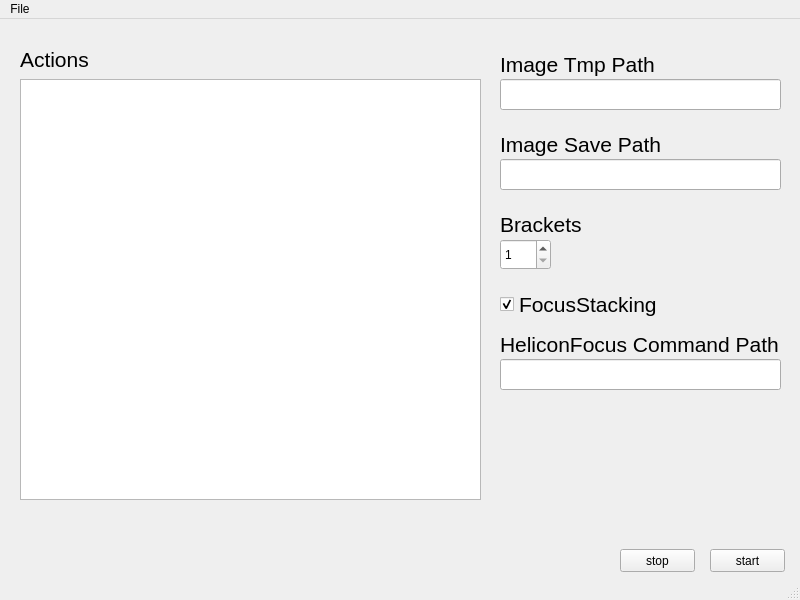
This is Ui_MainWindow.ui in InteractiveGraphicsLab/StackShot3XAutoShooter as Qt 5 draws it before an edit. The edited form follows.
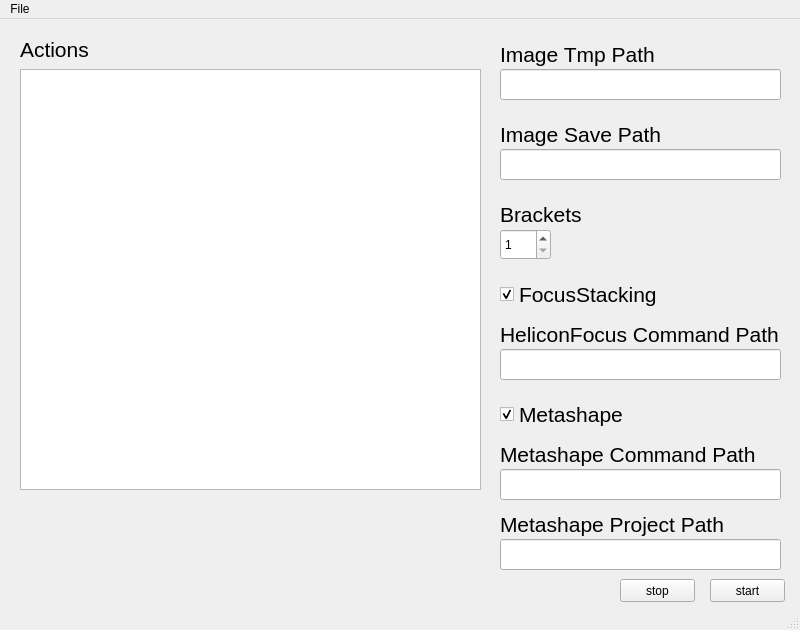
This is the edited form.

Commit message: update gui for using metashape

Diff of the .ui file:
```diff
--- a/Ui_MainWindow.ui
+++ b/Ui_MainWindow.ui
@@ -7,7 +7,7 @@
     <x>0</x>
     <y>0</y>
     <width>800</width>
-    <height>600</height>
+    <height>630</height>
    </rect>
   </property>
   <property name="windowTitle">
@@ -18,7 +18,7 @@
     <property name="geometry">
      <rect>
       <x>20</x>
-      <y>60</y>
+      <y>50</y>
       <width>461</width>
       <height>421</height>
      </rect>
@@ -28,7 +28,7 @@
     <property name="geometry">
      <rect>
       <x>710</x>
-      <y>530</y>
+      <y>560</y>
       <width>75</width>
       <height>23</height>
      </rect>
@@ -41,7 +41,7 @@
     <property name="geometry">
      <rect>
       <x>620</x>
-      <y>530</y>
+      <y>560</y>
       <width>75</width>
       <height>23</height>
      </rect>
@@ -54,7 +54,7 @@
     <property name="geometry">
      <rect>
       <x>20</x>
-      <y>30</y>
+      <y>20</y>
       <width>81</width>
       <height>21</height>
      </rect>
@@ -72,7 +72,7 @@
     <property name="geometry">
      <rect>
       <x>500</x>
-      <y>30</y>
+      <y>20</y>
       <width>161</width>
       <height>31</height>
      </rect>
@@ -90,7 +90,7 @@
     <property name="geometry">
      <rect>
       <x>500</x>
-      <y>110</y>
+      <y>100</y>
       <width>161</width>
       <height>31</height>
      </rect>
@@ -108,7 +108,7 @@
     <property name="geometry">
      <rect>
       <x>500</x>
-      <y>60</y>
+      <y>50</y>
       <width>281</width>
       <height>31</height>
      </rect>
@@ -118,7 +118,7 @@
     <property name="geometry">
      <rect>
       <x>500</x>
-      <y>140</y>
+      <y>130</y>
       <width>281</width>
       <height>31</height>
      </rect>
@@ -128,7 +128,7 @@
     <property name="geometry">
      <rect>
       <x>500</x>
-      <y>190</y>
+      <y>180</y>
       <width>111</width>
       <height>31</height>
      </rect>
@@ -146,7 +146,7 @@
     <property name="geometry">
      <rect>
       <x>500</x>
-      <y>220</y>
+      <y>210</y>
       <width>51</width>
       <height>31</height>
      </rect>
@@ -159,7 +159,7 @@
     <property name="geometry">
      <rect>
       <x>500</x>
-      <y>270</y>
+      <y>260</y>
       <width>161</width>
       <height>31</height>
      </rect>
@@ -186,7 +186,7 @@
     <property name="geometry">
      <rect>
       <x>500</x>
-      <y>340</y>
+      <y>330</y>
       <width>281</width>
       <height>31</height>
      </rect>
@@ -196,7 +196,7 @@
     <property name="geometry">
      <rect>
       <x>500</x>
-      <y>310</y>
+      <y>300</y>
       <width>281</width>
       <height>31</height>
      </rect>
@@ -210,6 +210,89 @@
      <string>HeliconFocus Command Path</string>
     </property>
    </widget>
+   <widget class="QCheckBox" name="doMetashape">
+    <property name="geometry">
+     <rect>
+      <x>500</x>
+      <y>380</y>
+      <width>161</width>
+      <height>31</height>
+     </rect>
+    </property>
+    <property name="font">
+     <font>
+      <pointsize>16</pointsize>
+     </font>
+    </property>
+    <property name="text">
+     <string>Metashape</string>
+    </property>
+    <property name="checkable">
+     <bool>true</bool>
+    </property>
+    <property name="checked">
+     <bool>true</bool>
+    </property>
+    <property name="tristate">
+     <bool>false</bool>
+    </property>
+   </widget>
+   <widget class="QLineEdit" name="metashapeCommandPath">
+    <property name="geometry">
+     <rect>
+      <x>500</x>
+      <y>450</y>
+      <width>281</width>
+      <height>31</height>
+     </rect>
+    </property>
+   </widget>
+   <widget class="QLabel" name="metashapeCommandPathLabel">
+    <property name="geometry">
+     <rect>
+      <x>500</x>
+      <y>420</y>
+      <width>281</width>
+      <height>31</height>
+     </rect>
+    </property>
+    <property name="font">
+     <font>
+      <pointsize>16</pointsize>
+     </font>
+    </property>
+    <property name="text">
+     <string>Metashape Command Path</string>
+    </property>
+   </widget>
+   <widget class="QLineEdit" name="metashapeProjectPath">
+    <property name="geometry">
+     <rect>
+      <x>500</x>
+      <y>520</y>
+      <width>281</width>
+      <height>31</height>
+     </rect>
+    </property>
+   </widget>
+   <widget class="QLabel" name="metashapeProjectPathLabel">
+    <property name="geometry">
+     <rect>
+      <x>500</x>
+      <y>490</y>
+      <width>281</width>
+      <height>31</height>
+     </rect>
+    </property>
+    <property name="font">
+     <font>
+      <pointsize>16</pointsize>
+     </font>
+    </property>
+    <property name="text">
+     <string>Metashape Project Path</string>
+    </property>
+   </widget>
   </widget>
   <widget class="QMenuBar" name="menubar">
    <property name="geometry">
```
The commit also changes 1 other file.
